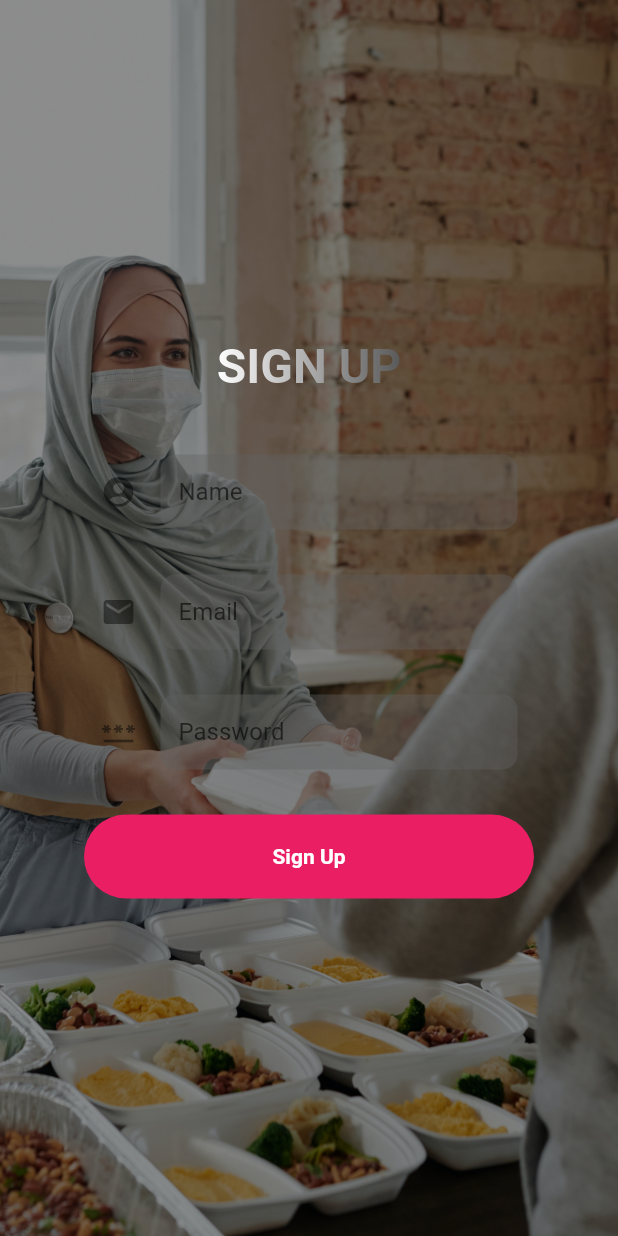
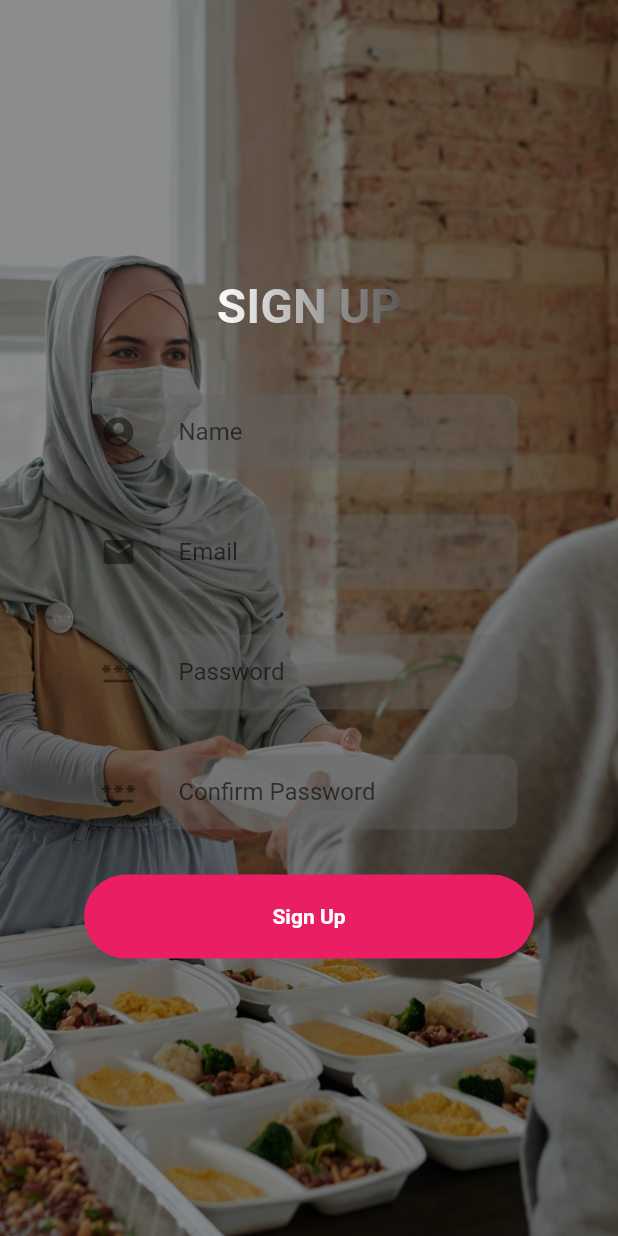
Before and after one commit to BharathVishnu/Food-Donation-App, a Flutter app: the SignUp screen opened directly, on a phone screen of 412 x 824 dp. Run offline on Flutter 3.47's test engine with Material 2 defaults, Android fonts, the phone set to English and light mode, and no system bars; our stand-ins replace geocoding, geolocator.

Commit message:
signupvalidation

```diff
--- a/lib/signup.dart
+++ b/lib/signup.dart
@@ -1,7 +1,6 @@
 import 'package:fdapp/signinnew.dart';
 import 'package:flutter/material.dart';
 import 'package:fdapp/util.dart';
-
 
 class SignUp extends StatelessWidget {
   const SignUp({super.key});
@@ -9,6 +8,19 @@ class SignUp extends StatelessWidget {
   @override
   Widget build(BuildContext context) {
     var size = MediaQuery.of(context).size;
+    TextEditingController _passwordController = TextEditingController();
+    TextEditingController _confirmPasswordController = TextEditingController();
+    final _formKey = GlobalKey<FormState>();
+
+    FormFieldValidator<String> _confirmPasswordValidator = (value) {
+      if (value == null || value.isEmpty) {
+        return 'Confirm Password is required';
+      } else if (value != _passwordController.text) {
+        return 'Passwords do not match';
+      } else {
+        return null;
+      }
+    };
     return Scaffold(
         body: Container(
             decoration: BoxDecoration(
@@ -35,6 +47,8 @@ class SignUp extends StatelessWidget {
                         fontWeight: FontWeight.w600,
                       )),
                   verticalSpacing(40),
+                  Form(
+                    child: Column(children: [
                       Container(
                         height: 50,
                         width: 278,
@@ -72,6 +86,7 @@ class SignUp extends StatelessWidget {
                         width: 278,
                         child: TextFormField(
                           obscureText: true,
+                          controller: _passwordController,
                           decoration: InputDecoration(
                               filled: true,
                               fillColor: Color.fromARGB(100, 97, 97, 97),
@@ -84,10 +99,32 @@ class SignUp extends StatelessWidget {
                         ),
                       ),
                       verticalSpacing(30),
+                      Container(
+                        height: 50,
+                        width: 278,
+                        child: TextFormField(
+                          controller: _confirmPasswordController,
+                          obscureText: true,
+                          decoration: InputDecoration(
+                              filled: true,
+                              fillColor: Color.fromARGB(100, 97, 97, 97),
+                              label: Text("Confirm Password"),
+                              icon: Icon(Icons.password),
+                              border: OutlineInputBorder(
+                                borderRadius: BorderRadius.circular(10),
+                                borderSide: BorderSide.none,
+                              )),
+                        ),
+                      ),
+                      verticalSpacing(30),
+                    ]),
+                  ),
                   GestureDetector(
                     onTap: () {
+                      if (_formKey.currentState!.validate()) {
                         Navigator.pushReplacement(context,
                             MaterialPageRoute(builder: (context) => SignIn()));
+                      }
                     },
                     child: Container(
                         decoration: BoxDecoration(
```
Lines whose indentation alone changed are shown as unchanged.
